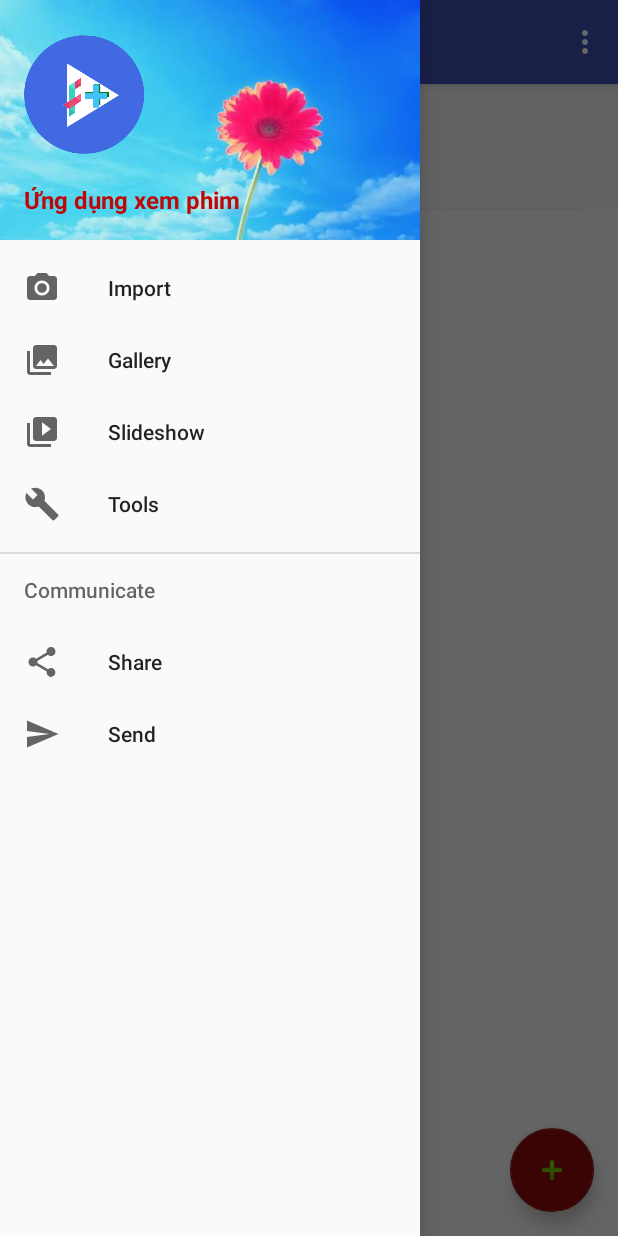
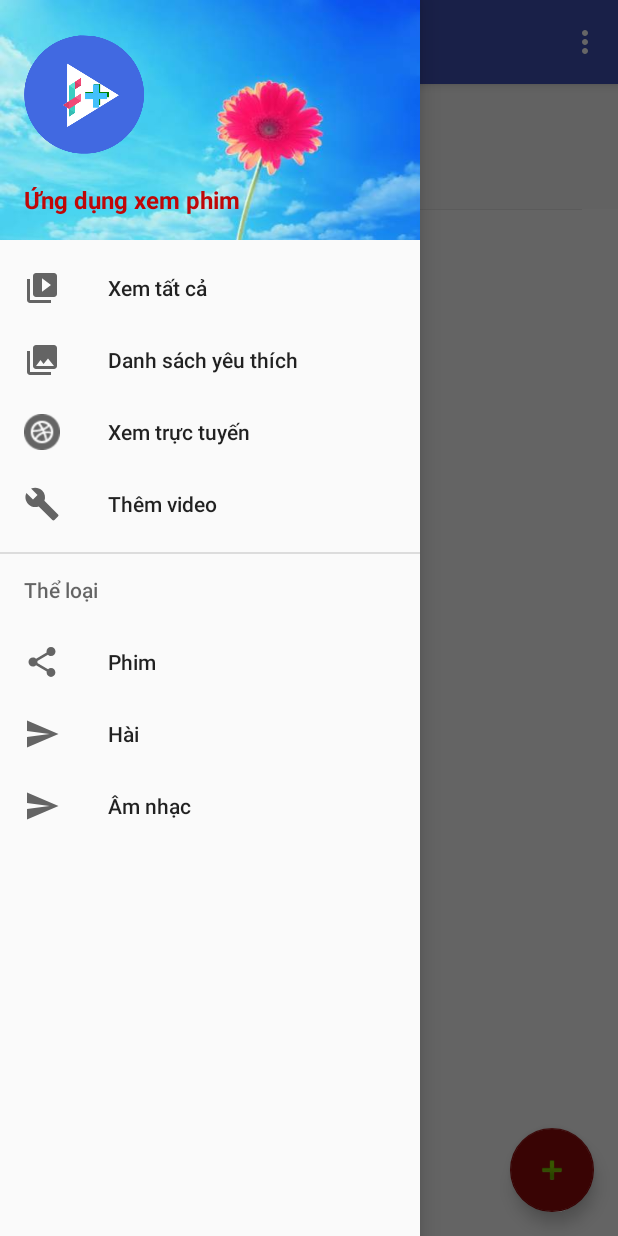
Before and after one commit to trandac95/FilmPlus, an Android app: the screen it shows after launch (MainActivity), with the side drawer open, on a phone screen of 412 x 824 dp. Run offline under Robolectric (Android 15) with nearby library versions, the phone set to English and light mode, and no system bars.

```diff
--- a/app/src/main/res/menu/activity_main_drawer.xml
+++ b/app/src/main/res/menu/activity_main_drawer.xml
@@ -4,32 +4,36 @@
     <group android:checkableBehavior="single">
         <item
             android:id="@+id/nav_camera"
-            android:icon="@drawable/ic_menu_camera"
-            android:title="Import" />
+            android:icon="@drawable/ic_menu_slideshow"
+            android:title="Xem tất cả" />
         <item
             android:id="@+id/nav_gallery"
             android:icon="@drawable/ic_menu_gallery"
-            android:title="Gallery" />
+            android:title="Danh sách yêu thích" />
         <item
             android:id="@+id/nav_slideshow"
-            android:icon="@drawable/ic_menu_slideshow"
-            android:title="Slideshow" />
+            android:icon="@drawable/dribbble"
+            android:title="Xem trực tuyến" />
         <item
             android:id="@+id/nav_manage"
             android:icon="@drawable/ic_menu_manage"
-            android:title="Tools" />
+            android:title="Thêm video" />
     </group>
 
-    <item android:title="Communicate">
+    <item android:title="Thể loại">
         <menu>
             <item
                 android:id="@+id/nav_share"
                 android:icon="@drawable/ic_menu_share"
-                android:title="Share" />
+                android:title="Phim" />
             <item
                 android:id="@+id/nav_send"
                 android:icon="@drawable/ic_menu_send"
-                android:title="Send" />
+                android:title="Hài" />
+            <item
+                android:id="@+id/nav_music"
+                android:icon="@drawable/ic_menu_send"
+                android:title="Âm nhạc" />
         </menu>
     </item>
 
```
Also changed, not shown: app/src/main/res/drawable/dribbble.png (added).
